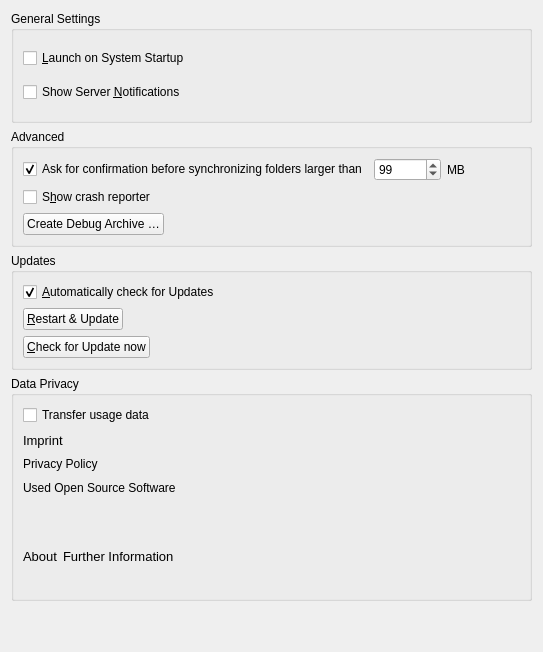
First picture: the form in src/gui/generalsettings.ui, repository nextmcloud/desktop, before the edit.
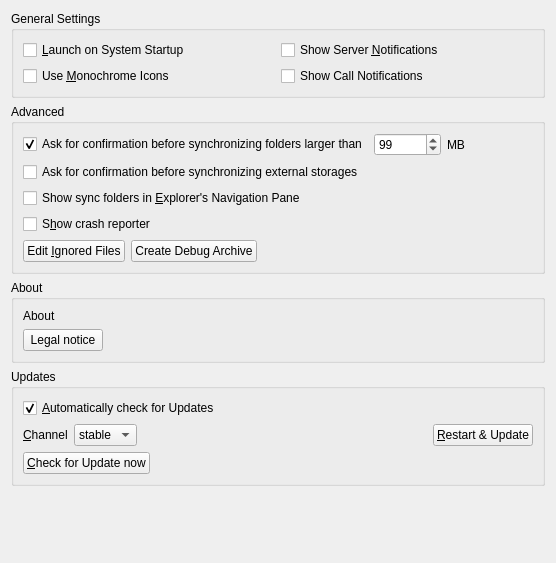
Second picture: the form after the edit.

Diff of the .ui file:
```diff
--- a/src/gui/generalsettings.ui
+++ b/src/gui/generalsettings.ui
@@ -6,123 +6,39 @@
    <rect>
     <x>0</x>
     <y>0</y>
-    <width>543</width>
-    <height>652</height>
+    <width>556</width>
+    <height>563</height>
    </rect>
   </property>
   <property name="windowTitle">
    <string notr="true">Form</string>
   </property>
-  <layout class="QGridLayout" name="gridLayout">
-   <item row="4" column="0" rowspan="2">
-    <widget class="QGroupBox" name="dataPrivacyGroupBox">
+  <layout class="QGridLayout" name="gridLayout_3">
+   <item row="2" column="0">
+    <widget class="QGroupBox" name="aboutGroupBox">
      <property name="title">
-      <string>Data Privacy</string>
+      <string>About</string>
      </property>
-     <layout class="QVBoxLayout" name="verticalLayout_4">
+     <layout class="QVBoxLayout" name="verticalLayout_3">
       <item>
-       <widget class="QCheckBox" name="transferUsageDataCheckBox">
+       <widget class="QLabel" name="aboutLabel">
+        <property name="sizePolicy">
+         <sizepolicy hsizetype="Preferred" vsizetype="Minimum">
+          <horstretch>0</horstretch>
+          <verstretch>0</verstretch>
+         </sizepolicy>
+        </property>
         <property name="text">
-         <string>Transfer usage data</string>
-        </property>
-        <property name="checked">
-         <bool>false</bool>
+         <string>About</string>
         </property>
        </widget>
       </item>
       <item>
-       <layout class="QVBoxLayout" name="verticalLayout_3">
+       <layout class="QHBoxLayout" name="horizontalLayout_6">
         <item>
-         <widget class="QLabel" name="imprintLabel">
-          <property name="font">
-           <font>
-            <family>Segoe UI</family>
-            <pointsize>10</pointsize>
-            <weight>50</weight>
-            <italic>false</italic>
-            <bold>false</bold>
-           </font>
-          </property>
-          <property name="styleSheet">
-           <string notr="true">font: 10pt &quot;Segoe UI&quot;;</string>
-          </property>
+         <widget class="QPushButton" name="legalNoticeButton">
           <property name="text">
-           <string>Imprint</string>
-          </property>
-         </widget>
-        </item>
-        <item>
-         <widget class="QLabel" name="privacyPolicyLabel">
-          <property name="styleSheet">
-           <string notr="true">font: 10pt &quot;Segoe UI&quot;;</string>
-          </property>
-          <property name="text">
-           <string>Privacy Policy</string>
-          </property>
-         </widget>
-        </item>
-        <item>
-         <widget class="QLabel" name="openSourceSwLabel">
-          <property name="styleSheet">
-           <string notr="true">font: 10pt &quot;Segoe UI&quot;;</string>
-          </property>
-          <property name="text">
-           <string>Used Open Source Software</string>
-          </property>
-          <property name="textFormat">
-           <enum>Qt::AutoText</enum>
-          </property>
-         </widget>
-        </item>
-       </layout>
-      </item>
-      <item>
-       <spacer name="verticalSpacer">
-        <property name="orientation">
-         <enum>Qt::Vertical</enum>
-        </property>
-        <property name="sizeType">
-         <enum>QSizePolicy::Minimum</enum>
-        </property>
-        <property name="sizeHint" stdset="0">
-         <size>
-          <width>20</width>
-          <height>20</height>
-         </size>
-        </property>
-       </spacer>
-      </item>
-      <item>
-       <layout class="QHBoxLayout" name="horizontalLayout">
-        <item>
-         <widget class="QLabel" name="aboutLabel">
-          <property name="sizePolicy">
-           <sizepolicy hsizetype="Preferred" vsizetype="Minimum">
-            <horstretch>0</horstretch>
-            <verstretch>0</verstretch>
-           </sizepolicy>
-          </property>
-          <property name="font">
-           <font>
-            <family>Segoe UI</family>
-            <pointsize>10</pointsize>
-           </font>
-          </property>
-          <property name="text">
-           <string>About</string>
-          </property>
-         </widget>
-        </item>
-        <item>
-         <widget class="QLabel" name="infoLabel">
-          <property name="font">
-           <font>
-            <family>Segoe UI</family>
-            <pointsize>10</pointsize>
-           </font>
-          </property>
-          <property name="text">
-           <string>Further Information</string>
+           <string>Legal notice</string>
           </property>
          </widget>
         </item>
@@ -151,9 +67,12 @@
      </property>
      <layout class="QGridLayout" name="gridLayout_2">
       <item row="1" column="0">
-       <widget class="QCheckBox" name="serverNotificationsCheckBox">
+       <widget class="QCheckBox" name="monoIconsCheckBox">
+        <property name="toolTip">
+         <string>For System Tray</string>
+        </property>
         <property name="text">
-         <string>Show Server &amp;Notifications</string>
+         <string>Use &amp;Monochrome Icons</string>
         </property>
        </widget>
       </item>
@@ -164,6 +83,20 @@
         </property>
        </widget>
       </item>
+      <item row="0" column="1">
+       <widget class="QCheckBox" name="serverNotificationsCheckBox">
+        <property name="text">
+         <string>Show Server &amp;Notifications</string>
+        </property>
+       </widget>
+      </item>
+      <item row="1" column="1">
+       <widget class="QCheckBox" name="callNotificationsCheckBox">
+        <property name="text">
+         <string>Show Call Notifications</string>
+        </property>
+       </widget>
+      </item>
      </layout>
     </widget>
    </item>
@@ -189,6 +122,55 @@
       </item>
       <item>
        <layout class="QHBoxLayout" name="horizontalLayout_2">
+        <item>
+         <widget class="QLabel" name="updateChannelLabel">
+          <property name="sizePolicy">
+           <sizepolicy hsizetype="Maximum" vsizetype="Preferred">
+            <horstretch>0</horstretch>
+            <verstretch>0</verstretch>
+           </sizepolicy>
+          </property>
+          <property name="text">
+           <string>&amp;Channel</string>
+          </property>
+          <property name="buddy">
+           <cstring>updateChannel</cstring>
+          </property>
+         </widget>
+        </item>
+        <item>
+         <widget class="QComboBox" name="updateChannel">
+          <property name="sizePolicy">
+           <sizepolicy hsizetype="Maximum" vsizetype="Fixed">
+            <horstretch>0</horstretch>
+            <verstretch>0</verstretch>
+           </sizepolicy>
+          </property>
+          <item>
+           <property name="text">
+            <string>stable</string>
+           </property>
+          </item>
+          <item>
+           <property name="text">
+            <string>beta</string>
+           </property>
+          </item>
+         </widget>
+        </item>
+        <item>
+         <widget class="QLabel" name="updateStateLabel">
+          <property name="text">
+           <string/>
+          </property>
+          <property name="wordWrap">
+           <bool>true</bool>
+          </property>
+          <property name="openExternalLinks">
+           <bool>true</bool>
+          </property>
+         </widget>
+        </item>
         <item>
          <widget class="QPushButton" name="restartButton">
           <property name="sizePolicy">
@@ -202,19 +184,6 @@
           </property>
          </widget>
         </item>
-        <item>
-         <spacer name="horizontalSpacer">
-          <property name="orientation">
-           <enum>Qt::Horizontal</enum>
-          </property>
-          <property name="sizeHint" stdset="0">
-           <size>
-            <width>40</width>
-            <height>20</height>
-           </size>
-          </property>
-         </spacer>
-        </item>
        </layout>
       </item>
       <item>
@@ -233,6 +202,19 @@
      </layout>
     </widget>
    </item>
+   <item row="4" column="0">
+    <spacer name="verticalSpacer">
+     <property name="orientation">
+      <enum>Qt::Vertical</enum>
+     </property>
+     <property name="sizeHint" stdset="0">
+      <size>
+       <width>20</width>
+       <height>0</height>
+      </size>
+     </property>
+    </spacer>
+   </item>
    <item row="1" column="0">
     <widget class="QGroupBox" name="groupBox">
      <property name="title">
@@ -283,6 +265,28 @@
         </item>
        </layout>
       </item>
+      <item>
+       <layout class="QHBoxLayout" name="horizontalLayout_8">
+        <item>
+         <widget class="QCheckBox" name="newExternalStorage">
+          <property name="text">
+           <string>Ask for confirmation before synchronizing external storages</string>
+          </property>
+         </widget>
+        </item>
+       </layout>
+      </item>
+      <item>
+       <layout class="QHBoxLayout" name="horizontalLayout_10">
+        <item>
+         <widget class="QCheckBox" name="showInExplorerNavigationPaneCheckBox">
+          <property name="text">
+           <string>Show sync folders in &amp;Explorer's Navigation Pane</string>
+          </property>
+         </widget>
+        </item>
+       </layout>
+      </item>
       <item>
        <layout class="QHBoxLayout" name="horizontalLayout_9">
         <item>
@@ -302,10 +306,17 @@
       </item>
       <item>
        <layout class="QHBoxLayout" name="horizontalLayout_4">
+        <item>
+         <widget class="QPushButton" name="ignoredFilesButton">
+          <property name="text">
+           <string>Edit &amp;Ignored Files</string>
+          </property>
+         </widget>
+        </item>
         <item>
          <widget class="QPushButton" name="debugArchiveButton">
           <property name="text">
-           <string>Create Debug Archive …</string>
+           <string>Create Debug Archive</string>
           </property>
          </widget>
         </item>
@@ -327,22 +338,6 @@
      </layout>
     </widget>
    </item>
-   <item row="6" column="0">
-    <spacer name="verticalSpacer_2">
-     <property name="orientation">
-      <enum>Qt::Vertical</enum>
-     </property>
-     <property name="sizeType">
-      <enum>QSizePolicy::Minimum</enum>
-     </property>
-     <property name="sizeHint" stdset="0">
-      <size>
-       <width>20</width>
-       <height>40</height>
-      </size>
-     </property>
-    </spacer>
-   </item>
   </layout>
  </widget>
  <tabstops>
```
Left out of the diff: 12 changed lines with no effect on the pictures.
